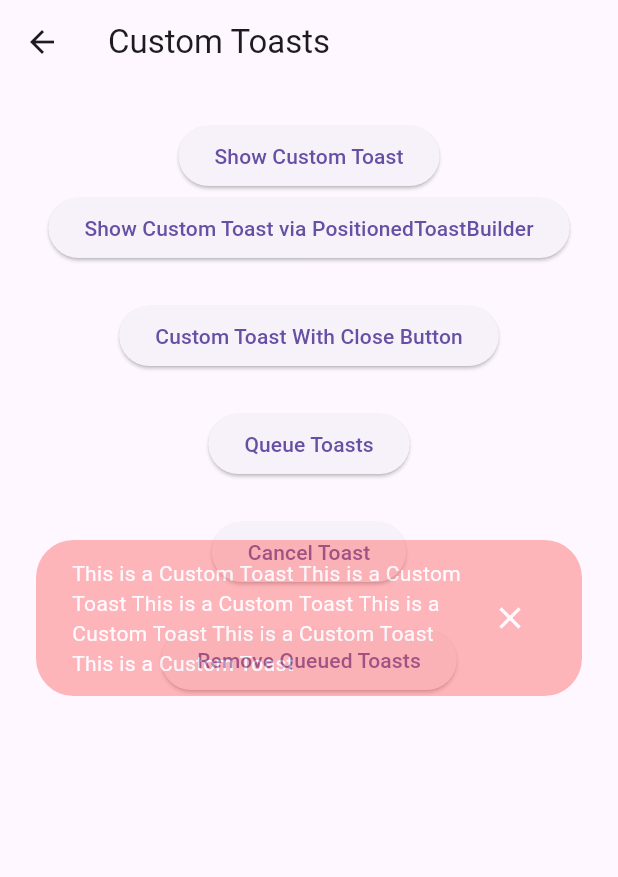
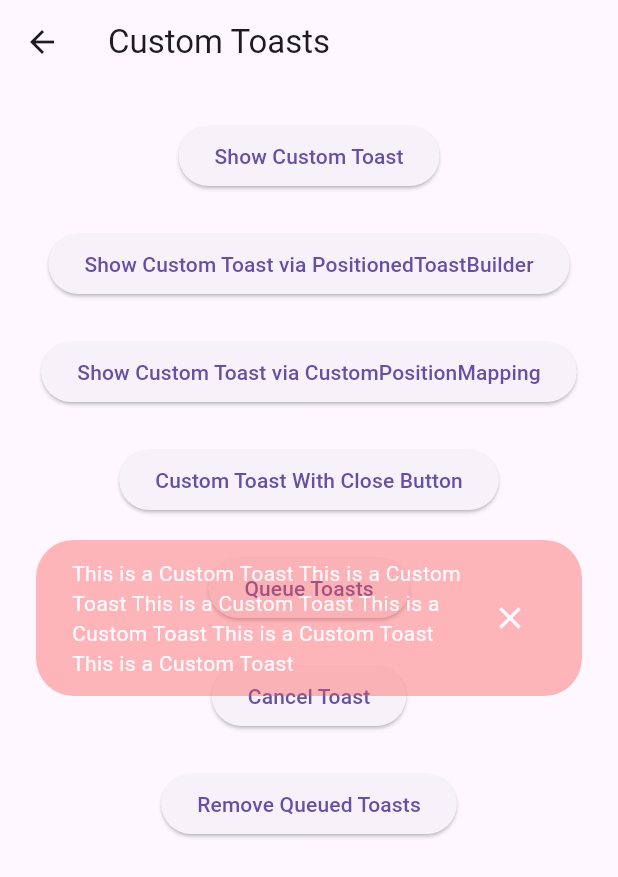
Before and after one commit to ponnamkarthik/FlutterToast, a Flutter app: the ToastContext screen opened directly, after a tap on "Show Custom Toast", after a tap on "Custom Toast With Close Button", on a phone screen of 412 x 824 dp. Shown: the top 877 px of the screen. Run offline on Flutter 3.47's test engine with Material 3 defaults, Android fonts, the phone set to English and light mode, and no system bars; our stand-ins replace web; missing offline and left inert: dart:js_interop, dart:ui_web.

Commit message:
🐛 feat(example): add custom position mapping for toast messages

```diff
--- a/example/lib/toast_context.dart
+++ b/example/lib/toast_context.dart
@@ -31,6 +31,32 @@ class _ToastContextState extends State<ToastContext> {
   _showToast() {
     fToast.showToast(
       child: toast,
+      gravity: ToastGravity.BOTTOM,
+      toastDuration: Duration(seconds: 2),
+    );
+  }
+
+  _showCustomPositionMappingToast() {
+    final customPositionMapping = (child, gravity) {
+      switch (gravity) {
+        case ToastGravity.TOP:
+          return Positioned(top: 150.0, left: 24.0, right: 24.0, child: child);
+        case ToastGravity.BOTTOM:
+          return Positioned(
+              bottom: 200, left: 24.0, right: 24.0, child: child);
+        default:
+          return null;
+      }
+    };
+    fToast.showToast(
+      child: Text("This is the custom ToastGravity.BOTTOM"),
+        gravity: ToastGravity.BOTTOM,
+        toastDuration: Duration(seconds: 2),
+        customPositionMapping: customPositionMapping,
+    );
+
+    fToast.showToast(
+      child: Text("This is the default ToastGravity.BOTTOM"),
       gravity: ToastGravity.BOTTOM,
       toastDuration: Duration(seconds: 2),
     );
@@ -149,10 +175,22 @@ class _ToastContextState extends State<ToastContext> {
                 _showToast();
               },
             ),
+            SizedBox(
+              height: 24.0,
+            ),
             ElevatedButton(
               child: Text("Show Custom Toast via PositionedToastBuilder"),
               onPressed: () {
                 _showBuilderToast();
+              },
+            ),
+            SizedBox(
+              height: 24.0,
+            ),
+            ElevatedButton(
+              child: Text("Show Custom Toast via CustomPositionMapping"),
+              onPressed: () {
+                _showCustomPositionMappingToast();
               },
             ),
             SizedBox(
```
